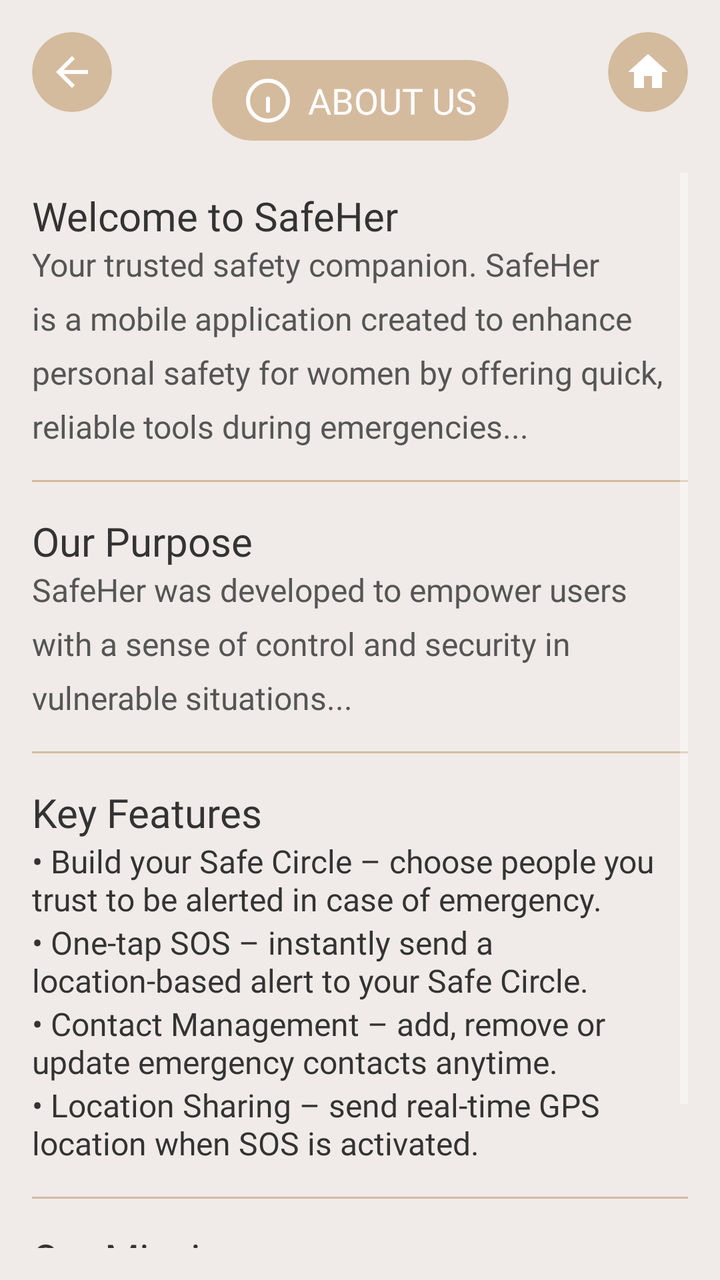
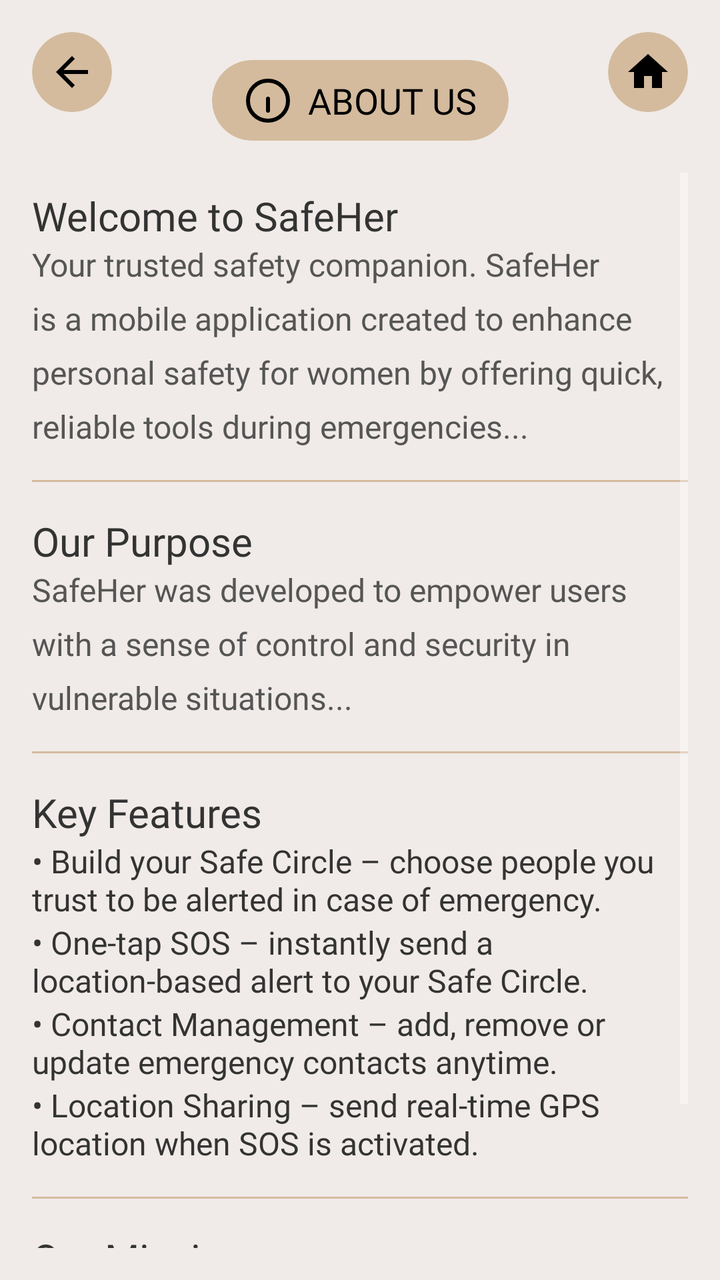

Before-and-after screenshots of an Android layout around one commit, followed by the original layout XML and the change that was made.
<!-- AndroidManifest.xml: application theme Theme.SafeHer -->
<!-- res/layout/fragment_about_app.xml -->
<?xml version="1.0" encoding="utf-8"?>
<androidx.constraintlayout.widget.ConstraintLayout
    xmlns:android="http://schemas.android.com/apk/res/android"
    xmlns:app="http://schemas.android.com/apk/res-auto"
    android:id="@+id/aboutAppRoot"
    android:layout_width="match_parent"
    android:layout_height="match_parent"
    android:background="#f0ebe8">

    
    <com.google.android.material.card.MaterialCardView
        android:id="@+id/backButtonCard"
        android:layout_width="40dp"
        android:layout_height="40dp"
        android:layout_marginStart="16dp"
        android:layout_marginTop="16dp"
        app:cardBackgroundColor="#d4bb9e"
        app:cardCornerRadius="20dp"
        app:cardElevation="0dp"
        app:layout_constraintStart_toStartOf="parent"
        app:layout_constraintTop_toTopOf="parent">

        <ImageView
            android:id="@+id/backButton"
            android:layout_width="24dp"
            android:layout_height="24dp"
            android:layout_gravity="center"
            android:src="@drawable/ic_back"
            app:tint="@android:color/white" />
    </com.google.android.material.card.MaterialCardView>

    <androidx.cardview.widget.CardView
        android:id="@+id/homeButtonCard"
        android:layout_width="40dp"
        android:layout_height="40dp"
        android:layout_marginTop="16dp"
        android:layout_marginEnd="16dp"
        app:cardBackgroundColor="#d4bb9e"
        app:cardCornerRadius="20dp"
        app:cardElevation="0dp"
        app:layout_constraintEnd_toEndOf="parent"
        app:layout_constraintTop_toTopOf="parent">

        <ImageView
            android:id="@+id/homeButton"
            android:layout_width="24dp"
            android:layout_height="24dp"
            android:layout_gravity="center"
            android:contentDescription="Home"
            android:src="@drawable/ic_home"
            app:tint="#FFFFFF" />
    </androidx.cardview.widget.CardView>

    
    <com.google.android.material.card.MaterialCardView
        android:id="@+id/aboutUsTitleCard"
        android:layout_width="wrap_content"
        android:layout_height="wrap_content"
        android:layout_marginTop="30dp"
        app:cardBackgroundColor="#d4bb9e"
        app:cardCornerRadius="20dp"
        app:cardElevation="0dp"
        app:layout_constraintTop_toTopOf="parent"
        app:layout_constraintStart_toStartOf="parent"
        app:layout_constraintEnd_toEndOf="parent">

        <androidx.constraintlayout.widget.ConstraintLayout
            android:layout_width="wrap_content"
            android:layout_height="wrap_content"
            android:paddingHorizontal="16dp"
            android:paddingVertical="8dp">

            <ImageView
                android:id="@+id/infoIcon"
                android:layout_width="24dp"
                android:layout_height="24dp"
                android:src="@drawable/ic_info"
                app:layout_constraintBottom_toBottomOf="parent"
                app:layout_constraintStart_toStartOf="parent"
                app:layout_constraintTop_toTopOf="parent"
                app:tint="@android:color/white" />

            <TextView
                android:id="@+id/aboutUsTitle"
                android:layout_width="wrap_content"
                android:layout_height="wrap_content"
                android:layout_marginStart="8dp"
                android:fontFamily="@font/poppins"
                android:text="ABOUT US"
                android:textColor="@android:color/white"
                android:textSize="18sp"
                app:layout_constraintBottom_toBottomOf="parent"
                app:layout_constraintEnd_toEndOf="parent"
                app:layout_constraintStart_toEndOf="@id/infoIcon"
                app:layout_constraintTop_toTopOf="parent" />
        </androidx.constraintlayout.widget.ConstraintLayout>
    </com.google.android.material.card.MaterialCardView>

    
    <ScrollView
        android:id="@+id/scrollArea"
        android:layout_width="0dp"
        android:layout_height="0dp"
        android:layout_marginTop="16dp"
        android:layout_marginBottom="16dp"
        android:paddingHorizontal="16dp"
        app:layout_constraintTop_toBottomOf="@id/aboutUsTitleCard"
        app:layout_constraintBottom_toBottomOf="parent"
        app:layout_constraintStart_toStartOf="parent"
        app:layout_constraintEnd_toEndOf="parent">

        <LinearLayout
            android:layout_width="match_parent"
            android:layout_height="wrap_content"
            android:orientation="vertical">

            
            <TextView
                android:id="@+id/sectionWelcome"
                android:layout_width="wrap_content"
                android:layout_height="wrap_content"
                android:fontFamily="@font/poppins"
                android:text="Welcome to SafeHer"
                android:textSize="20sp"
                android:textColor="#333333"
                android:layout_marginTop="8dp" />

            <TextView
                android:id="@+id/textWelcome"
                android:layout_width="match_parent"
                android:layout_height="wrap_content"
                android:fontFamily="@font/poppins_regular"
                android:textColor="#555555"
                android:textSize="16sp"
                android:lineSpacingExtra="8dp"
                android:text="Your trusted safety companion. SafeHer is a mobile application created to enhance personal safety for women by offering quick, reliable tools during emergencies..." />

            
            <View
                android:layout_width="match_parent"
                android:layout_height="1dp"
                android:background="#d4bb9e"
                android:layout_marginVertical="16dp" />

            
            <TextView
                android:id="@+id/sectionPurpose"
                android:layout_width="wrap_content"
                android:layout_height="wrap_content"
                android:fontFamily="@font/poppins"
                android:text="Our Purpose"
                android:textSize="20sp"
                android:textColor="#333333" />

            <TextView
                android:id="@+id/textPurpose"
                android:layout_width="match_parent"
                android:layout_height="wrap_content"
                android:fontFamily="@font/poppins_regular"
                android:textColor="#555555"
                android:textSize="16sp"
                android:lineSpacingExtra="8dp"
                android:text="SafeHer was developed to empower users with a sense of control and security in vulnerable situations..." />

            
            <View
                android:layout_width="match_parent"
                android:layout_height="1dp"
                android:background="#d4bb9e"
                android:layout_marginVertical="16dp" />

            
            <TextView
                android:id="@+id/sectionFeatures"
                android:layout_width="wrap_content"
                android:layout_height="wrap_content"
                android:fontFamily="@font/poppins"
                android:text="Key Features"
                android:textSize="20sp"
                android:textColor="#333333" />

            <LinearLayout
                android:layout_width="match_parent"
                android:layout_height="wrap_content"
                android:orientation="vertical">

                <TextView
                    android:layout_width="match_parent"
                    android:layout_height="wrap_content"
                    android:fontFamily="@font/poppins_regular"
                    android:textSize="16sp"
                    android:textColor="#333333"
                    android:text="• Build your Safe Circle – choose people you trust to be alerted in case of emergency." />

                <TextView
                    android:layout_width="match_parent"
                    android:layout_height="wrap_content"
                    android:fontFamily="@font/poppins_regular"
                    android:textSize="16sp"
                    android:textColor="#333333"
                    android:text="• One-tap SOS – instantly send a location-based alert to your Safe Circle." />

                <TextView
                    android:layout_width="match_parent"
                    android:layout_height="wrap_content"
                    android:fontFamily="@font/poppins_regular"
                    android:textSize="16sp"
                    android:textColor="#333333"
                    android:text="• Contact Management – add, remove or update emergency contacts anytime." />

                <TextView
                    android:layout_width="match_parent"
                    android:layout_height="wrap_content"
                    android:fontFamily="@font/poppins_regular"
                    android:textSize="16sp"
                    android:textColor="#333333"
                    android:text="• Location Sharing – send real-time GPS location when SOS is activated." />

            </LinearLayout>

            
            <View
                android:layout_width="match_parent"
                android:layout_height="1dp"
                android:background="#d4bb9e"
                android:layout_marginVertical="16dp" />

            
            <TextView
                android:id="@+id/sectionMission"
                android:layout_width="wrap_content"
                android:layout_height="wrap_content"
                android:fontFamily="@font/poppins"
                android:text="Our Mission"
                android:textSize="20sp"
                android:textColor="#333333" />

            <TextView
                android:id="@+id/textMission"
                android:layout_width="match_parent"
                android:layout_height="wrap_content"
                android:fontFamily="@font/poppins_regular"
                android:textColor="#555555"
                android:textSize="16sp"
                android:lineSpacingExtra="8dp"
                android:layout_marginBottom="16dp"
                android:text="To make personal safety accessible, discreet, and effective – no matter where you are." />

        </LinearLayout>
    </ScrollView>

</androidx.constraintlayout.widget.ConstraintLayout>
<!-- resources referenced by this layout -->
<resources>
  <!-- drawable ic_back (drawable) -->
  <?xml version="1.0" encoding="utf-8"?>
  <vector xmlns:android="http://schemas.android.com/apk/res/android"
      android:width="24dp"
      android:height="24dp"
      android:viewportWidth="24"
      android:viewportHeight="24">
      <path
          android:fillColor="#000000"
          android:pathData="M20,11H7.83l5.59,-5.59L12,4l-8,8 8,8 1.41,-1.41L7.83,13H20v-2z"/>
  </vector>
  <!-- drawable ic_home (drawable) -->
  <vector xmlns:android="http://schemas.android.com/apk/res/android" android:height="24dp" android:tint="#000000" android:viewportHeight="24" android:viewportWidth="24" android:width="24dp">
  
      <path android:fillColor="@android:color/white" android:pathData="M10,20v-6h4v6h5v-8h3L12,3 2,12h3v8z"/>
  
  </vector>
  <!-- drawable ic_info (drawable) -->
  <vector xmlns:android="http://schemas.android.com/apk/res/android"
      android:width="24dp"
      android:height="24dp"
      android:viewportWidth="24"
      android:viewportHeight="24">
      <path
          android:fillColor="#00000000"
          android:pathData="M12,12m-10,0a10,10 0,1 1,20 0a10,10 0,1 1,-20 0"
          android:strokeWidth="2"
          android:strokeColor="#000000"/>
      <path
          android:fillColor="#000000"
          android:pathData="M12,7L12,9"/>
      <path
          android:fillColor="#000000"
          android:pathData="M12,11L12,17"
          android:strokeWidth="2"
          android:strokeColor="#000000"
          android:strokeLineCap="round"/>
  </vector>
  <style name="Theme.SafeHer" parent="Base.Theme.SafeHer" />
  <style name="Base.Theme.SafeHer" parent="Theme.MaterialComponents.NoActionBar">
          
          
      </style>
</resources>

<!-- the commit's change to res/layout/fragment_about_app.xml (unified diff, before → after) -->
@@ -26,7 +26,7 @@
             android:layout_height="24dp"
             android:layout_gravity="center"
             android:src="@drawable/ic_back"
-            app:tint="@android:color/white" />
+            app:tint="@color/black" />
     </com.google.android.material.card.MaterialCardView>
 
     <androidx.cardview.widget.CardView
@@ -48,7 +48,7 @@
             android:layout_gravity="center"
             android:contentDescription="Home"
             android:src="@drawable/ic_home"
-            app:tint="#FFFFFF" />
+            app:tint="@color/black" />
     </androidx.cardview.widget.CardView>
 
     
@@ -78,7 +78,7 @@
                 app:layout_constraintBottom_toBottomOf="parent"
                 app:layout_constraintStart_toStartOf="parent"
                 app:layout_constraintTop_toTopOf="parent"
-                app:tint="@android:color/white" />
+                app:tint="@color/black" />
 
             <TextView
                 android:id="@+id/aboutUsTitle"
@@ -87,7 +87,7 @@
                 android:layout_marginStart="8dp"
                 android:fontFamily="@font/poppins"
                 android:text="ABOUT US"
-                android:textColor="@android:color/white"
+                android:textColor="@color/black"
                 android:textSize="18sp"
                 app:layout_constraintBottom_toBottomOf="parent"
                 app:layout_constraintEnd_toEndOf="parent"
<!-- resource entries referenced after the edit -->
@@ -1,5 +1,6 @@
 <!-- resources referenced by this layout -->
 <resources>
+  <color name="black">#FF000000</color>
   <!-- drawable ic_back (drawable) -->
   <?xml version="1.0" encoding="utf-8"?>
   <vector xmlns:android="http://schemas.android.com/apk/res/android"
